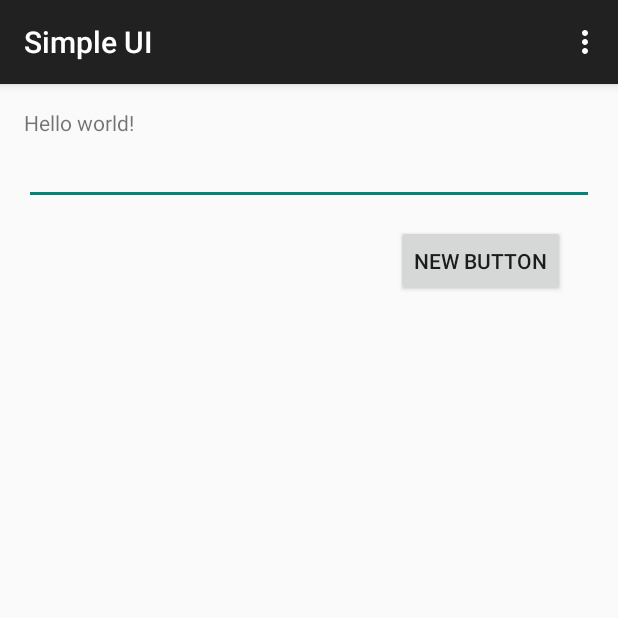
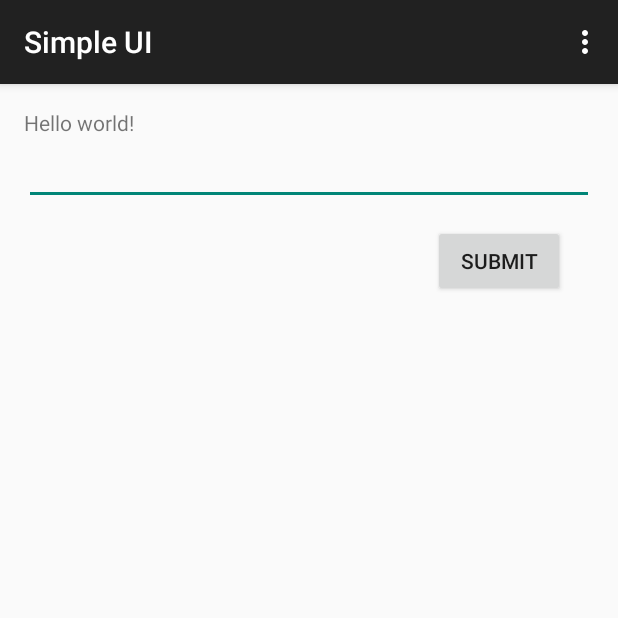
Before and after one commit to chuchiay/Github, an Android app: the screen it shows after launch (MainActivity), on a phone screen of 412 x 824 dp, the top half of it. Run offline under Robolectric (Android 15) with nearby library versions, the phone set to English and light mode, and no system bars.

Commit message:
update the submit function
to allow capture enter key event

```diff
--- a/SimpleUI/app/src/main/java/com/chuchiay/simpleui/MainActivity.java
+++ b/SimpleUI/app/src/main/java/com/chuchiay/simpleui/MainActivity.java
@@ -2,15 +2,38 @@ package com.chuchiay.simpleui;
 
 import android.support.v7.app.AppCompatActivity;
 import android.os.Bundle;
+import android.view.KeyEvent;
 import android.view.Menu;
 import android.view.MenuItem;
+import android.view.View;
+import android.widget.EditText;
+import android.widget.Toast;
 
 public class MainActivity extends AppCompatActivity {
+
+    private EditText inputText;
 
     @Override
     protected void onCreate(Bundle savedInstanceState) {
         super.onCreate(savedInstanceState);
         setContentView(R.layout.activity_main);
+
+        inputText = (EditText)findViewById(R.id.inputText);
+        inputText.setOnKeyListener(new View.OnKeyListener(){
+            @Override
+            public boolean onKey(View view, int keyCode, KeyEvent keyEvent){
+
+                if(keyEvent.getAction() == KeyEvent.ACTION_DOWN){
+                    if(keyCode == KeyEvent.KEYCODE_ENTER){
+                        submit(view);
+                        return true;
+                    }
+
+                }
+
+                return false;
+            }
+        });
     }
 
     @Override
@@ -34,4 +57,10 @@ public class MainActivity extends AppCompatActivity {
 
         return super.onOptionsItemSelected(item);
     }
+
+    public void submit(View view){
+        String text = inputText.getText().toString();
+        Toast.makeText(this,text,Toast.LENGTH_SHORT).show();
+        inputText.setText("");
+    }
 }
--- a/SimpleUI/app/src/main/res/layout/activity_main.xml
+++ b/SimpleUI/app/src/main/res/layout/activity_main.xml
@@ -12,7 +12,7 @@
     <EditText
         android:layout_width="match_parent"
         android:layout_height="wrap_content"
-        android:id="@+id/editText"
+        android:id="@+id/inputText"
         android:layout_below="@+id/textView"
         android:layout_alignParentLeft="true"
         android:layout_alignParentStart="true" />
@@ -20,13 +20,14 @@
     <Button
         android:layout_width="wrap_content"
         android:layout_height="wrap_content"
-        android:text="New Button"
+        android:text="Submit"
         android:id="@+id/button"
-        android:layout_below="@+id/editText"
-        android:layout_alignRight="@+id/editText"
-        android:layout_alignEnd="@+id/editText"
+        android:layout_below="@+id/inputText"
+        android:layout_alignRight="@+id/inputText"
+        android:layout_alignEnd="@+id/inputText"
         android:layout_marginRight="19dp"
         android:layout_marginEnd="19dp"
-        android:layout_marginTop="13dp" />
+        android:layout_marginTop="13dp"
+        android:onClick="submit" />
 
 </RelativeLayout>
```
